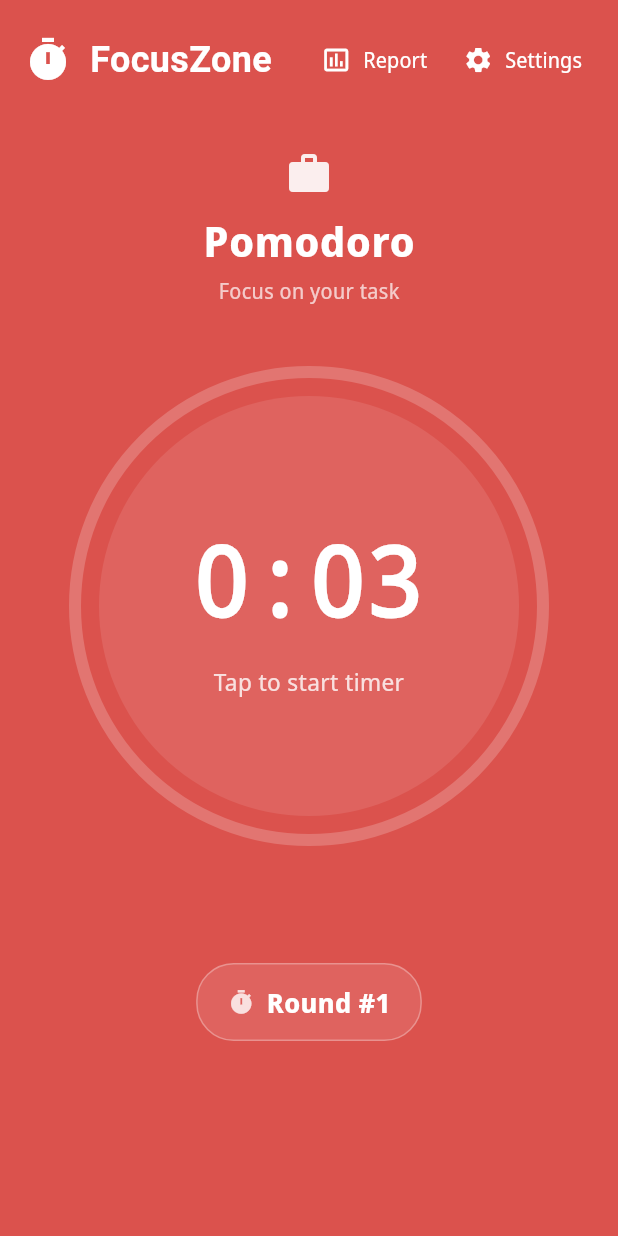
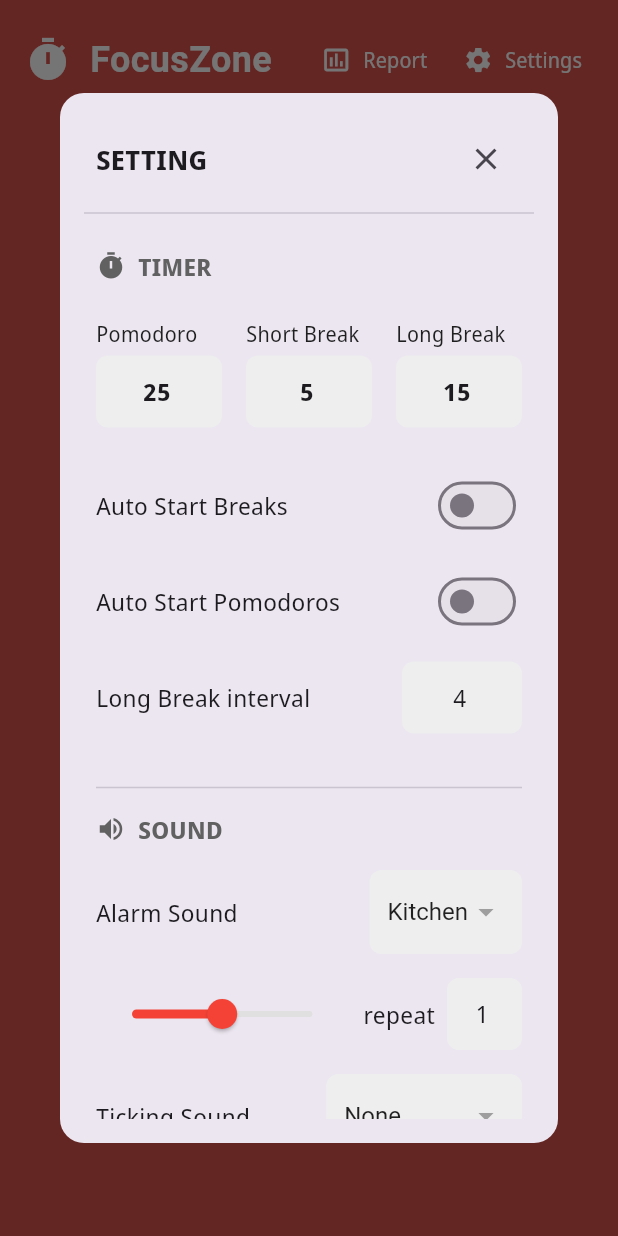
Before and after one commit to Hitagi7/FocusZone, a Flutter app: the screen it shows after launch, after a tap on "Settings", on a phone screen of 412 x 824 dp. Run offline on Flutter 3.47's test engine with Material 3 defaults, Android fonts, the phone set to English and light mode, and no system bars; Roboto replaces fonts that are missing (Noto Sans Display, NotoSansDisplay).

Commit message:
settings no functionality

```diff
--- /dev/null
+++ b/lib/screens/user_settings.dart
@@ -0,0 +1,546 @@
+import 'package:flutter/material.dart';
+
+class UserSettingsScreen extends StatefulWidget {
+  const UserSettingsScreen({super.key});
+
+  @override
+  State<UserSettingsScreen> createState() => _UserSettingsScreenState();
+}
+
+class _UserSettingsScreenState extends State<UserSettingsScreen> {
+  // Timer settings
+  final TextEditingController _pomodoroTimeController = TextEditingController(text: '25');
+  final TextEditingController _shortBreakTimeController = TextEditingController(text: '5');
+  final TextEditingController _longBreakTimeController = TextEditingController(text: '15');
+  bool _autoStartBreaks = false;
+  bool _autoStartPomodoros = false;
+  final TextEditingController _longBreakIntervalController = TextEditingController(text: '4');
+
+  // Sound settings
+  String _alarmSound = 'Kitchen';
+  double _alarmVolume = 50;
+  int _alarmRepeat = 1;
+  String _tickingSound = 'None';
+  double _tickingVolume = 50;
+
+  // Theme settings
+  Color _selectedThemeColor = Colors.red; // Default selected color
+  String _hourFormat = '24-hour';
+  bool _darkModeWhenRunning = false;
+
+  // Notification settings
+  String _reminderTime = 'Last';
+  final TextEditingController _reminderMinutesController = TextEditingController(text: '5');
+
+  @override
+  void dispose() {
+    _pomodoroTimeController.dispose();
+    _shortBreakTimeController.dispose();
+    _longBreakTimeController.dispose();
+    _longBreakIntervalController.dispose();
+    _reminderMinutesController.dispose();
+    super.dispose();
+  }
+
+  @override
+  Widget build(BuildContext context) {
+    return Scaffold(
+      backgroundColor: Colors.transparent, // Keeps background transparent for modal effect
+      body: Center(
+        child: Dialog(
+          shape: RoundedRectangleBorder(borderRadius: BorderRadius.circular(16.0)),
+          clipBehavior: Clip.antiAlias,
+          child: Container(
+            width: 550.0, // Adjusted width for settings content
+            height: 700.0, // Adjusted height for settings content
+            padding: const EdgeInsets.all(16.0),
+            child: Column(
+              children: [
+                // Header with title and close button
+                Padding(
+                  padding: const EdgeInsets.symmetric(horizontal: 8.0, vertical: 4.0),
+                  child: Row(
+                    mainAxisAlignment: MainAxisAlignment.spaceBetween,
+                    children: [
+                      const Text(
+                        'SETTING',
+                        style: TextStyle(fontSize: 18, fontWeight: FontWeight.bold),
+                      ),
+                      IconButton(
+                        icon: const Icon(Icons.close),
+                        onPressed: () {
+                          Navigator.of(context).pop(); // Close the dialog
+                        },
+                      ),
+                    ],
+                  ),
+                ),
+                const Divider(), // Separator below header
+
+                Expanded(
+                  child: SingleChildScrollView(
+                    child: Padding(
+                      padding: const EdgeInsets.all(8.0),
+                      child: Column(
+                        crossAxisAlignment: CrossAxisAlignment.start,
+                        children: [
+                          // TIMER Section
+                          _buildSectionHeader(Icons.timer, 'TIMER'),
+                          const SizedBox(height: 16),
+                          _buildTimeInputRow(),
+                          const SizedBox(height: 20),
+                          _buildToggleSetting('Auto Start Breaks', _autoStartBreaks, (bool value) {
+                            setState(() {
+                              _autoStartBreaks = value;
+                            });
+                          }),
+                          _buildToggleSetting('Auto Start Pomodoros', _autoStartPomodoros, (bool value) {
+                            setState(() {
+                              _autoStartPomodoros = value;
+                            });
+                          }),
+                          _buildTextInputSetting('Long Break interval', _longBreakIntervalController),
+                          const SizedBox(height: 20),
+                          const Divider(),
+
+                          // SOUND Section
+                          _buildSectionHeader(Icons.volume_up, 'SOUND'),
+                          _buildDropdownSetting('Alarm Sound', _alarmSound, ['Kitchen', 'Bell', 'Digital'], (String? newValue) {
+                            setState(() {
+                              _alarmSound = newValue!;
+                            });
+                          }),
+                          _buildSliderSetting(_alarmVolume, (double value) {
+                            setState(() {
+                              _alarmVolume = value;
+                            });
+                          }, 'repeat', _alarmRepeat.toString(), (String? newValue) {
+                            setState(() {
+                              _alarmRepeat = int.tryParse(newValue!) ?? 1;
+                            });
+                          }),
+                          _buildDropdownSetting('Ticking Sound', _tickingSound, ['None', 'Tick', 'Metronome'], (String? newValue) {
+                            setState(() {
+                              _tickingSound = newValue!;
+                            });
+                          }),
+                          _buildSliderSetting(_tickingVolume, (double value) {
+                            setState(() {
+                              _tickingVolume = value;
+                            });
+                          }),
+                          const SizedBox(height: 20),
+                          const Divider(),
+
+                          // THEME Section
+                          _buildSectionHeader(Icons.edit, 'THEME'),
+                          _buildColorThemeSetting(),
+                          _buildDropdownSetting('Hour Format', _hourFormat, ['24-hour', '12-hour'], (String? newValue) {
+                            setState(() {
+                              _hourFormat = newValue!;
+                            });
+                          }),
+                          _buildToggleSetting('Dark Mode when running', _darkModeWhenRunning, (bool value) {
+                            setState(() {
+                              _darkModeWhenRunning = value;
+                            });
+                          }),
+                          _buildSmallWindowSetting(),
+                          const SizedBox(height: 20),
+                          const Divider(),
+
+                          // NOTIFICATION Section
+                          _buildSectionHeader(Icons.notifications, 'NOTIFICATION'),
+                          _buildReminderSetting(),
+                          _buildMobileAlarmSetting(),
+                          const SizedBox(height: 20),
+                          const Divider(),
+
+                          // OK Button at the bottom
+                          Align(
+                            alignment: Alignment.centerRight,
+                            child: ElevatedButton(
+                              onPressed: () {
+                                Navigator.of(context).pop(); // Close settings
+                              },
+                              style: ElevatedButton.styleFrom(
+                                backgroundColor: Colors.grey[800], // Dark grey background
+                                foregroundColor: Colors.white, // White text color
+                                padding: const EdgeInsets.symmetric(horizontal: 24, vertical: 12),
+                                shape: RoundedRectangleBorder(
+                                  borderRadius: BorderRadius.circular(8),
+                                ),
+                              ),
+                              child: const Text('OK'),
+                            ),
+                          ),
+                        ],
+                      ),
+                    ),
+                  ),
+                ),
+              ],
+            ),
+          ),
+        ),
+      ),
+    );
+  }
+
+  // Helper to build section headers
+  Widget _buildSectionHeader(IconData icon, String title) {
+    return Padding(
+      padding: const EdgeInsets.symmetric(vertical: 8.0),
+      child: Row(
+        children: [
+          Icon(icon, size: 20, color: Colors.grey[700]),
+          const SizedBox(width: 8),
+          Text(
+            title,
+            style: TextStyle(fontSize: 16, fontWeight: FontWeight.bold, color: Colors.grey[700]),
+          ),
+        ],
+      ),
+    );
+  }
+
+  // Helper to build time input row (Pomodoro, Short Break, Long Break)
+  Widget _buildTimeInputRow() {
+    return Row(
+      mainAxisAlignment: MainAxisAlignment.spaceBetween,
+      children: [
+        Expanded(child: _buildLabeledTimeInput('Pomodoro', _pomodoroTimeController)),
+        const SizedBox(width: 16),
+        Expanded(child: _buildLabeledTimeInput('Short Break', _shortBreakTimeController)),
+        const SizedBox(width: 16),
+        Expanded(child: _buildLabeledTimeInput('Long Break', _longBreakTimeController)),
+      ],
+    );
+  }
+
+  // Helper for individual time input field
+  Widget _buildLabeledTimeInput(String label, TextEditingController controller) {
+    return Column(
+      crossAxisAlignment: CrossAxisAlignment.start,
+      children: [
+        Text(
+          label,
+          style: const TextStyle(fontSize: 14, color: Colors.black87),
+        ),
+        const SizedBox(height: 4),
+        TextField(
+          controller: controller,
+          keyboardType: TextInputType.number,
+          decoration: InputDecoration(
+            border: OutlineInputBorder(
+              borderRadius: BorderRadius.circular(8),
+              borderSide: BorderSide.none,
+            ),
+            filled: true,
+            fillColor: Colors.grey[200],
+            contentPadding: const EdgeInsets.symmetric(horizontal: 12, vertical: 8),
+          ),
+          textAlign: TextAlign.center,
+          style: const TextStyle(fontSize: 16, fontWeight: FontWeight.bold),
+        ),
+      ],
+    );
+  }
+
+  // Helper to build a toggle setting (Switch)
+  Widget _buildToggleSetting(String label, bool value, ValueChanged<bool> onChanged) {
+    return Padding(
+      padding: const EdgeInsets.symmetric(vertical: 8.0),
+      child: Row(
+        mainAxisAlignment: MainAxisAlignment.spaceBetween,
+        children: [
+          Text(label, style: const TextStyle(fontSize: 16)),
+          Switch(
+            value: value,
+            onChanged: onChanged,
+            activeColor: Colors.red, // Active color for the switch
+          ),
+        ],
+      ),
+    );
+  }
+
+  // Helper to build a text input setting
+  Widget _buildTextInputSetting(String label, TextEditingController controller, {bool showInfo = false}) {
+    return Padding(
+      padding: const EdgeInsets.symmetric(vertical: 8.0),
+      child: Row(
+        mainAxisAlignment: MainAxisAlignment.spaceBetween,
+        children: [
+          Row(
+            children: [
+              Text(label, style: const TextStyle(fontSize: 16)),
+              if (showInfo)
+                const Padding(
+                  padding: EdgeInsets.only(left: 4.0),
+                  child: Icon(Icons.info_outline, size: 16, color: Colors.grey),
+                ),
+            ],
+          ),
+          SizedBox(
+            width: 80, // Fixed width for the input field
+            child: TextField(
+              controller: controller,
+              keyboardType: TextInputType.number,
+              decoration: InputDecoration(
+                border: OutlineInputBorder(
+                  borderRadius: BorderRadius.circular(8),
+                  borderSide: BorderSide.none,
+                ),
+                filled: true,
+                fillColor: Colors.grey[200],
+                contentPadding: const EdgeInsets.symmetric(horizontal: 12, vertical: 8),
+              ),
+              textAlign: TextAlign.center,
+              style: const TextStyle(fontSize: 16),
+            ),
+          ),
+        ],
+      ),
+    );
+  }
+
+  // Helper to build a dropdown setting
+  Widget _buildDropdownSetting(String label, String value, List<String> items, ValueChanged<String?> onChanged) {
+    return Padding(
+      padding: const EdgeInsets.symmetric(vertical: 8.0),
+      child: Row(
+        mainAxisAlignment: MainAxisAlignment.spaceBetween,
+        children: [
+          Text(label, style: const TextStyle(fontSize: 16)),
+          Container(
+            padding: const EdgeInsets.symmetric(horizontal: 12, vertical: 4),
+            decoration: BoxDecoration(
+              color: Colors.grey[200],
+              borderRadius: BorderRadius.circular(8),
+            ),
+            child: DropdownButtonHideUnderline(
+              child: DropdownButton<String>(
+                value: value,
+                onChanged: onChanged,
+                items: items.map<DropdownMenuItem<String>>((String item) {
+                  return DropdownMenuItem<String>(
+                    value: item,
+                    child: Text(item),
+                  );
+                }).toList(),
+                style: const TextStyle(fontSize: 16, color: Colors.black87),
+                icon: const Icon(Icons.arrow_drop_down, color: Colors.grey),
+              ),
+            ),
+          ),
+        ],
+      ),
+    );
+  }
+
+  // Helper to build a slider setting with optional repeat input
+  Widget _buildSliderSetting(double value, ValueChanged<double> onChanged, [String? suffixLabel, String? suffixValue, ValueChanged<String?>? onSuffixChanged]) {
+    return Padding(
+      padding: const EdgeInsets.symmetric(vertical: 8.0),
+      child: Row(
+        children: [
+          Expanded(
+            child: Slider(
+              value: value,
+              min: 0,
+              max: 100,
+              divisions: 100,
+              onChanged: onChanged,
+              activeColor: Colors.red,
+              inactiveColor: Colors.grey[300],
+            ),
+          ),
+          if (suffixLabel != null && suffixValue != null && onSuffixChanged != null)
+            Row(
+              children: [
+                const SizedBox(width: 10),
+                Text(suffixLabel, style: const TextStyle(fontSize: 16)),
+                const SizedBox(width: 8),
+                SizedBox(
+                  width: 50,
+                  child: TextField(
+                    controller: TextEditingController(text: suffixValue),
+                    keyboardType: TextInputType.number,
+                    onChanged: onSuffixChanged,
+                    decoration: InputDecoration(
+                      border: OutlineInputBorder(
+                        borderRadius: BorderRadius.circular(8),
+                        borderSide: BorderSide.none,
+                      ),
+                      filled: true,
+                      fillColor: Colors.grey[200],
+                      contentPadding: const EdgeInsets.symmetric(horizontal: 8, vertical: 4),
+                    ),
+                    textAlign: TextAlign.center,
+                    style: const TextStyle(fontSize: 16),
+                  ),
+                ),
+              ],
+            ),
+        ],
+      ),
+    );
+  }
+
+  // Helper to build color theme selection
+  Widget _buildColorThemeSetting() {
+    return Padding(
+      padding: const EdgeInsets.symmetric(vertical: 8.0),
+      child: Row(
+        mainAxisAlignment: MainAxisAlignment.spaceBetween,
+        children: [
+          const Text('Color Themes', style: TextStyle(fontSize: 16)),
+          Row(
+            children: [
+              _buildColorCircle(Colors.red, _selectedThemeColor == Colors.red),
+              _buildColorCircle(Colors.teal, _selectedThemeColor == Colors.teal),
+              _buildColorCircle(Colors.blue, _selectedThemeColor == Colors.blue),
+            ],
+          ),
+        ],
+      ),
+    );
+  }
+
+  // Helper for individual color circle
+  Widget _buildColorCircle(Color color, bool isSelected) {
+    return GestureDetector(
+      onTap: () {
+        setState(() {
+          _selectedThemeColor = color;
+        });
+      },
+      child: Container(
+        width: 30,
+        height: 30,
+        margin: const EdgeInsets.symmetric(horizontal: 4),
+        decoration: BoxDecoration(
+          color: color,
+          shape: BoxShape.circle,
+          border: isSelected ? Border.all(color: Colors.black, width: 2) : null,
+        ),
+      ),
+    );
+  }
+
+  // Helper for "Small Window" button
+  Widget _buildSmallWindowSetting() {
+    return Padding(
+      padding: const EdgeInsets.symmetric(vertical: 8.0),
+      child: Row(
+        mainAxisAlignment: MainAxisAlignment.spaceBetween,
+        children: [
+          const Text('Small Window', style: TextStyle(fontSize: 16)),
+          OutlinedButton.icon(
+            onPressed: () {
+              // Handle "Open" action for small window
+            },
+            icon: const Icon(Icons.open_in_new, size: 18),
+            label: const Text('Open'),
+            style: OutlinedButton.styleFrom(
+              foregroundColor: Colors.black87,
+              side: const BorderSide(color: Colors.grey),
+              shape: RoundedRectangleBorder(borderRadius: BorderRadius.circular(8)),
+            ),
+          ),
+        ],
+      ),
+    );
+  }
+
+  // Helper for Reminder setting
+  Widget _buildReminderSetting() {
+    return Padding(
+      padding: const EdgeInsets.symmetric(vertical: 8.0),
+      child: Row(
+        mainAxisAlignment: MainAxisAlignment.spaceBetween,
+        children: [
+          const Text('Reminder', style: TextStyle(fontSize: 16)),
+          Row(
+            children: [
+              Container(
+                padding: const EdgeInsets.symmetric(horizontal: 8, vertical: 4),
+                decoration: BoxDecoration(
+                  color: Colors.grey[200],
+                  borderRadius: BorderRadius.circular(8),
+                ),
+                child: DropdownButtonHideUnderline(
+                  child: DropdownButton<String>(
+                    value: _reminderTime,
+                    onChanged: (String? newValue) {
+                      setState(() {
+                        _reminderTime = newValue!;
+                      });
+                    },
+                    items: <String>['Last', 'Every'].map<DropdownMenuItem<String>>((String value) {
+                      return DropdownMenuItem<String>(
+                        value: value,
+                        child: Text(value),
+                      );
+                    }).toList(),
+                    style: const TextStyle(fontSize: 16, color: Colors.black87),
+                    icon: const Icon(Icons.arrow_drop_down, color: Colors.grey),
+                  ),
+                ),
+              ),
+              const SizedBox(width: 8),
+              SizedBox(
+                width: 60,
+                child: TextField(
+                  controller: _reminderMinutesController,
+                  keyboardType: TextInputType.number,
+                  decoration: InputDecoration(
+                    border: OutlineInputBorder(
+                      borderRadius: BorderRadius.circular(8),
+                      borderSide: BorderSide.none,
+                    ),
+                    filled: true,
+                    fillColor: Colors.grey[200],
+                    contentPadding: const EdgeInsets.symmetric(horizontal: 12, vertical: 8),
+                  ),
+                  textAlign: TextAlign.center,
+                  style: const TextStyle(fontSize: 16),
+                ),
+              ),
+              const SizedBox(width: 8),
+              const Text('min', style: TextStyle(fontSize: 16)),
+            ],
+          ),
+        ],
+      ),
+    );
+  }
+
+  // Helper for Mobile Alarm setting
+  Widget _buildMobileAlarmSetting() {
+    return Padding(
+      padding: const EdgeInsets.symmetric(vertical: 8.0),
+      child: Row(
+        mainAxisAlignment: MainAxisAlignment.spaceBetween,
+        children: [
+          Row(
+            children: [
+              const Text('Mobile Alarm', style: TextStyle(fontSize: 16)),
+              const Padding(
+                padding: EdgeInsets.only(left: 4.0),
+                child: Icon(Icons.info_outline, size: 16, color: Colors.grey),
+              ),
+            ],
+          ),
+          TextButton(
+            onPressed: () {
+              // Handle "Add this device" action
+            },
+            child: const Text('+ Add this device', style: TextStyle(color: Colors.blue)),
+          ),
+        ],
+      ),
+    );
+  }
+}
--- a/lib/widgets/app_header.dart
+++ b/lib/widgets/app_header.dart
@@ -1,6 +1,7 @@
 import 'package:flutter/material.dart';
 import '../constants/app_constants.dart';
-import '../Screens/activity_report.dart'; // Import the Report screen
+import '../screens/activity_report.dart'; // Import the Report screen
+import '../screens/user_settings.dart'; // Import the UserSettingsScreen
 
 // App header with logo, title, and action buttons
 class AppHeader extends StatelessWidget {
@@ -32,22 +33,29 @@
                 ),
               ),
             ],
-          )
+          ),
 
           // Action buttons
-          ,Row(
+          Row(
             children: [
-              // Modified to show ReportScreen as a dialog, overlapping the landing page.
+              // Shows ReportScreen as a dialog, overlapping the landing page.
               _buildHeaderButton(context, Icons.insert_chart_outlined, 'Report', () {
                 showDialog(
                   context: context,
                   builder: (BuildContext context) {
-                    return const ReportScreen(); // ReportScreen is already designed as a Dialog
+                    return const ReportScreen(); // ReportScreen is designed as a Dialog
                   },
                 );
-              }),
-              const SizedBox(width: 8),
+              })
+              ,const SizedBox(width: 8),
+              // Modified to show UserSettingsScreen as a dialog, overlapping the landing page.
               _buildHeaderButton(context, Icons.settings, 'Settings', () {
+                showDialog(
+                  context: context,
+                  builder: (BuildContext context) {
+                    return const UserSettingsScreen(); // UserSettingsScreen is designed as a Dialog
+                  },
+                );
               }),
             ],
           ),
```
Also changed, not shown: lib/screens/activity_report.dart (renamed from lib/Screens/activity_report.dart).
